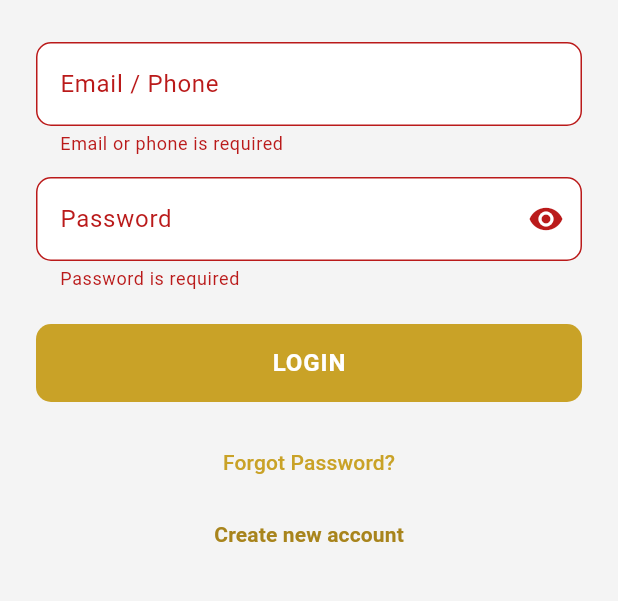
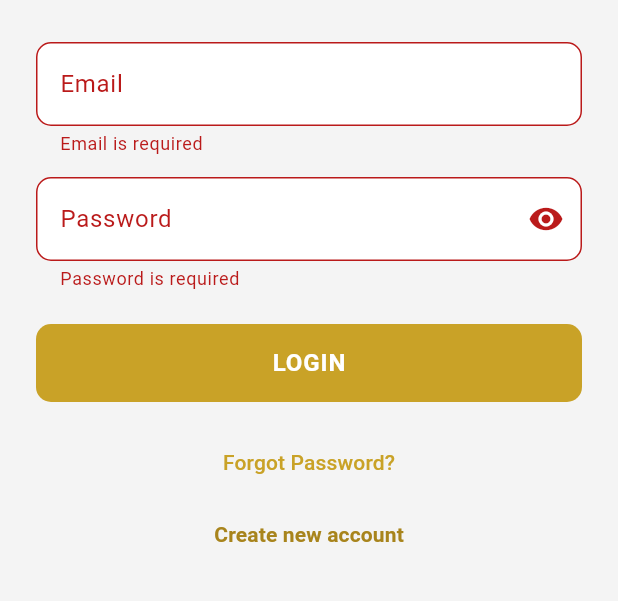
Before and after one commit to ashokxai/brijwasi_car, a Flutter app: the screen it shows after launch, after a tap on "LOGIN", on a phone screen of 412 x 824 dp, the part 552-1153 px from its top. Run offline on Flutter 3.47's test engine with Material 3 defaults, Android fonts, the phone set to English and light mode, and no system bars; our stand-ins replace cached_network_image, dio, firebase_auth, firebase_core, flutter_riverpod, flutter_secure_storage and 3 more; accounts and stored records are empty; network calls fail.

Commit message:
Use email-only login; keep phone on signup
Co-authored-by: Cursor <cursoragent@cursor.com>

```diff
--- a/mobile/lib/providers/auth_provider.dart
+++ b/mobile/lib/providers/auth_provider.dart
@@ -152,7 +152,7 @@ class AuthNotifier extends StateNotifier<AuthState> {
         return 'Cannot reach server. Check your connection.';
       }
       if (e.response?.statusCode == 401) {
-        return 'Invalid email/phone or password';
+        return 'Invalid email or password';
       }
       if (e.response?.statusCode == 403) {
         return data is Map && data['message'] is String
--- a/mobile/lib/screens/auth/login_screen.dart
+++ b/mobile/lib/screens/auth/login_screen.dart
@@ -43,7 +43,7 @@ class _LoginScreenState extends ConsumerState<LoginScreen> {
     }
 
     final error = ref.read(authProvider).error ??
-        'Invalid email/phone or password. Please sign up if you are new.';
+        'Invalid email or password. Please sign up if you are new.';
     ScaffoldMessenger.of(context)
       ..hideCurrentSnackBar()
       ..showSnackBar(
@@ -117,9 +117,9 @@ class _LoginScreenState extends ConsumerState<LoginScreen> {
                 ],
                 AppTextField(
                   controller: _emailCtrl,
-                  label: 'Email / Phone',
+                  label: 'Email',
                   keyboardType: TextInputType.emailAddress,
-                  validator: Validators.emailOrPhone,
+                  validator: Validators.email,
                 ),
                 const SizedBox(height: 14),
                 AppTextField(
```
Also changed, not shown: 1 other file.
